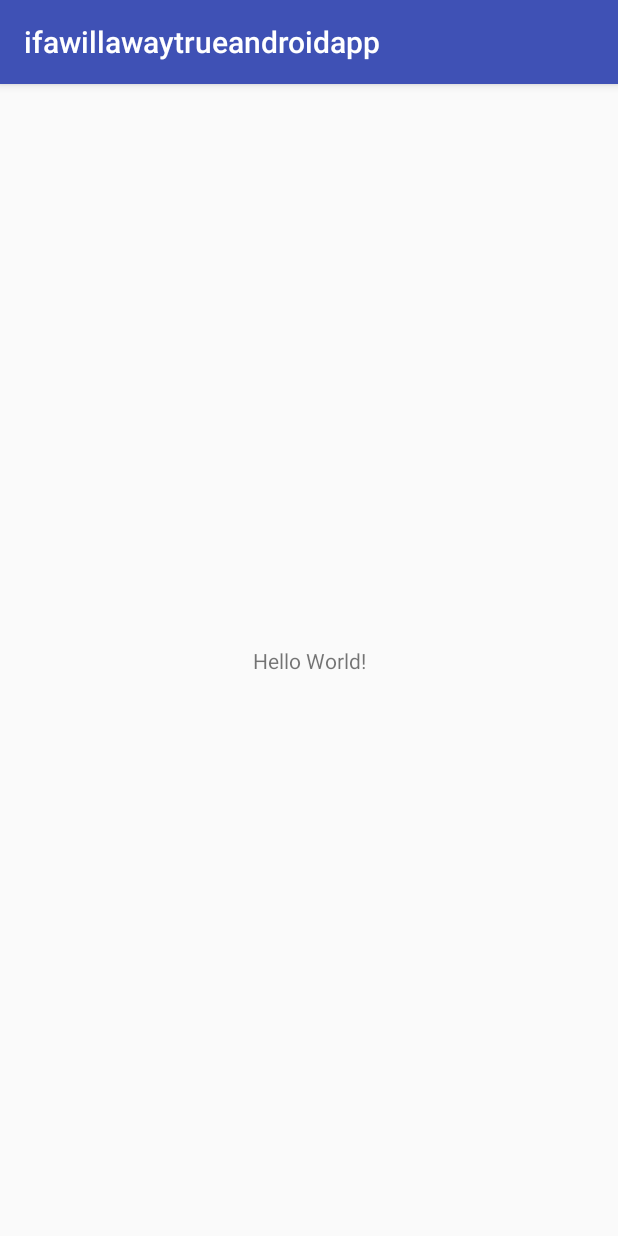
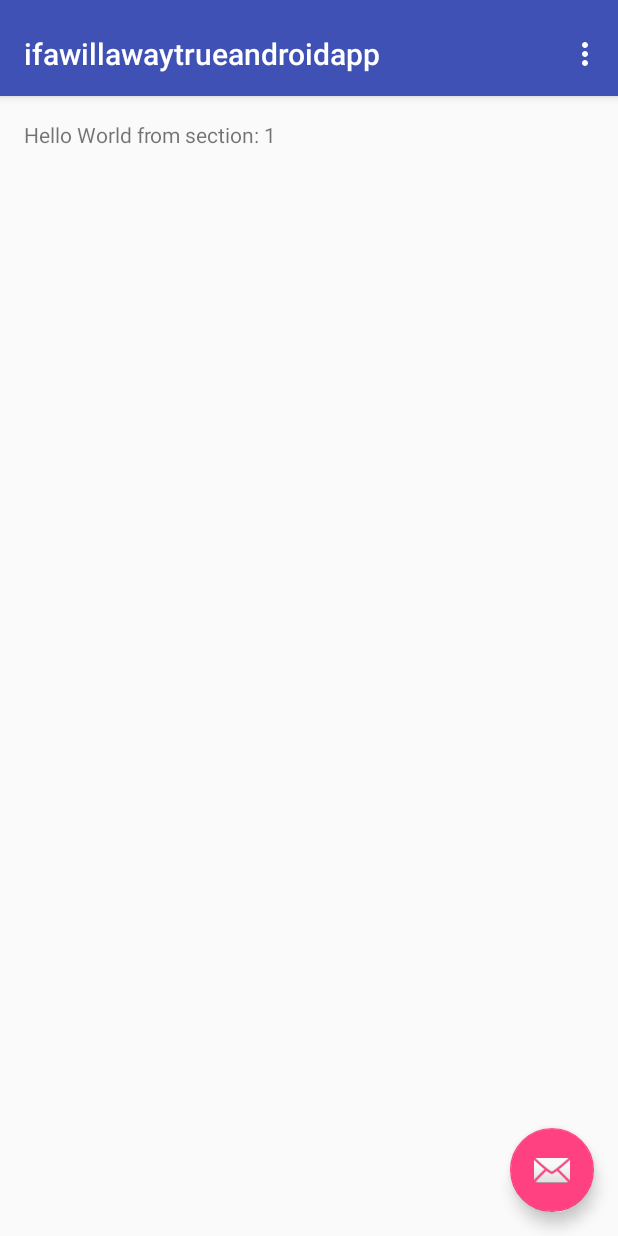
Before and after one commit to greasypenguins/ifawillawaytrueandroidapp, an Android app: the screen it shows after launch (MainActivity before the commit, TabActivity after it), on a phone screen of 412 x 824 dp. Run offline under Robolectric (Android 15) with nearby library versions, the phone set to English and light mode, and no system bars.

Commit message:
Added tab activity with empty fragments for putting stuff in different tabs

```diff
--- a/app/build.gradle
+++ b/app/build.gradle
@@ -22,6 +22,7 @@
     implementation fileTree(dir: 'libs', include: ['*.jar'])
     implementation 'com.android.support:appcompat-v7:26.1.0'
     implementation 'com.android.support.constraint:constraint-layout:1.0.2'
+    implementation 'com.android.support:design:26.1.0'
     testImplementation 'junit:junit:4.12'
     androidTestImplementation 'com.android.support.test:runner:1.0.1'
     androidTestImplementation 'com.android.support.test.espresso:espresso-core:3.0.1'
--- a/app/src/main/AndroidManifest.xml
+++ b/app/src/main/AndroidManifest.xml
@@ -16,6 +16,10 @@
                 <category android:name="android.intent.category.LAUNCHER" />
             </intent-filter>
         </activity>
+        <activity
+            android:name=".TabActivity"
+            android:label="@string/title_activity_tab"
+            android:theme="@style/AppTheme.NoActionBar"></activity>
     </application>
 
 </manifest>
--- a/app/src/main/java/tech/thinkharder/ifawillawaytrueandroidapp/MainActivity.java
+++ b/app/src/main/java/tech/thinkharder/ifawillawaytrueandroidapp/MainActivity.java
@@ -1,5 +1,6 @@
 package tech.thinkharder.ifawillawaytrueandroidapp;
 
+import android.content.Intent;
 import android.support.v7.app.AppCompatActivity;
 import android.os.Bundle;
 
@@ -9,5 +10,8 @@
     protected void onCreate(Bundle savedInstanceState) {
         super.onCreate(savedInstanceState);
         setContentView(R.layout.activity_main);
+
+        Intent intent = new Intent(this, TabActivity.class);
+        startActivity(intent);
     }
 }
--- /dev/null
+++ b/app/src/main/java/tech/thinkharder/ifawillawaytrueandroidapp/TabActivity.java
@@ -0,0 +1,145 @@
+package tech.thinkharder.ifawillawaytrueandroidapp;
+
+import android.support.design.widget.FloatingActionButton;
+import android.support.design.widget.Snackbar;
+import android.support.v7.app.AppCompatActivity;
+import android.support.v7.widget.Toolbar;
+
+import android.support.v4.app.Fragment;
+import android.support.v4.app.FragmentManager;
+import android.support.v4.app.FragmentPagerAdapter;
+import android.support.v4.view.ViewPager;
+import android.os.Bundle;
+import android.view.LayoutInflater;
+import android.view.Menu;
+import android.view.MenuItem;
+import android.view.View;
+import android.view.ViewGroup;
+
+import android.widget.TextView;
+
+public class TabActivity extends AppCompatActivity {
+
+    /**
+     * The {@link android.support.v4.view.PagerAdapter} that will provide
+     * fragments for each of the sections. We use a
+     * {@link FragmentPagerAdapter} derivative, which will keep every
+     * loaded fragment in memory. If this becomes too memory intensive, it
+     * may be best to switch to a
+     * {@link android.support.v4.app.FragmentStatePagerAdapter}.
+     */
+    private SectionsPagerAdapter mSectionsPagerAdapter;
+
+    /**
+     * The {@link ViewPager} that will host the section contents.
+     */
+    private ViewPager mViewPager;
+
+    @Override
+    protected void onCreate(Bundle savedInstanceState) {
+        super.onCreate(savedInstanceState);
+        setContentView(R.layout.activity_tab);
+
+        Toolbar toolbar = (Toolbar) findViewById(R.id.toolbar);
+        setSupportActionBar(toolbar);
+        // Create the adapter that will return a fragment for each of the three
+        // primary sections of the activity.
+        mSectionsPagerAdapter = new SectionsPagerAdapter(getSupportFragmentManager());
+
+        // Set up the ViewPager with the sections adapter.
+        mViewPager = (ViewPager) findViewById(R.id.container);
+        mViewPager.setAdapter(mSectionsPagerAdapter);
+
+        FloatingActionButton fab = (FloatingActionButton) findViewById(R.id.fab);
+        fab.setOnClickListener(new View.OnClickListener() {
+            @Override
+            public void onClick(View view) {
+                Snackbar.make(view, "Replace with your own action", Snackbar.LENGTH_LONG)
+                        .setAction("Action", null).show();
+            }
+        });
+
+    }
+
+
+    @Override
+    public boolean onCreateOptionsMenu(Menu menu) {
+        // Inflate the menu; this adds items to the action bar if it is present.
+        getMenuInflater().inflate(R.menu.menu_tab, menu);
+        return true;
+    }
+
+    @Override
+    public boolean onOptionsItemSelected(MenuItem item) {
+        // Handle action bar item clicks here. The action bar will
+        // automatically handle clicks on the Home/Up button, so long
+        // as you specify a parent activity in AndroidManifest.xml.
+        int id = item.getItemId();
+
+        //noinspection SimplifiableIfStatement
+        if (id == R.id.action_settings) {
+            return true;
+        }
+
+        return super.onOptionsItemSelected(item);
+    }
+
+    /**
+     * A placeholder fragment containing a simple view.
+     */
+    public static class PlaceholderFragment extends Fragment {
+        /**
+         * The fragment argument representing the section number for this
+         * fragment.
+         */
+        private static final String ARG_SECTION_NUMBER = "section_number";
+
+        public PlaceholderFragment() {
+        }
+
+        /**
+         * Returns a new instance of this fragment for the given section
+         * number.
+         */
+        public static PlaceholderFragment newInstance(int sectionNumber) {
+            PlaceholderFragment fragment = new PlaceholderFragment();
+            Bundle args = new Bundle();
+            args.putInt(ARG_SECTION_NUMBER, sectionNumber);
+            fragment.setArguments(args);
+            return fragment;
+        }
+
+        @Override
+        public View onCreateView(LayoutInflater inflater, ViewGroup container,
+                                 Bundle savedInstanceState) {
+            View rootView = inflater.inflate(R.layout.fragment_tab, container, false);
+            TextView textView = (TextView) rootView.findViewById(R.id.section_label);
+            textView.setText(getString(R.string.section_format, getArguments().getInt(ARG_SECTION_NUMBER)));
+            return rootView;
+        }
+    }
+
+    /**
+     * A {@link FragmentPagerAdapter} that returns a fragment corresponding to
+     * one of the sections/tabs/pages.
+     */
+    public class SectionsPagerAdapter extends FragmentPagerAdapter {
+
+        public SectionsPagerAdapter(FragmentManager fm) {
+            super(fm);
+        }
+
+        @Override
+        public Fragment getItem(int position) {
+            // getItem is called to instantiate the fragment for the given page.
+            // Return a PlaceholderFragment (defined as a static inner class below).
+            return PlaceholderFragment.newInstance(position + 1);
+        }
+
+        @Override
+        public int getCount() {
+            // Show 3 total pages.
+            return 3;
+        }
+    }
+}
--- a/app/src/main/res/layout/activity_main.xml
+++ b/app/src/main/res/layout/activity_main.xml
@@ -6,13 +6,7 @@
     android:layout_height="match_parent"
     tools:context="tech.thinkharder.ifawillawaytrueandroidapp.MainActivity">
 
-    <TextView
-        android:layout_width="wrap_content"
-        android:layout_height="wrap_content"
-        android:text="Hello World!"
-        app:layout_constraintBottom_toBottomOf="parent"
-        app:layout_constraintLeft_toLeftOf="parent"
-        app:layout_constraintRight_toRightOf="parent"
-        app:layout_constraintTop_toTopOf="parent" />
+
+
 
 </android.support.constraint.ConstraintLayout>
--- /dev/null
+++ b/app/src/main/res/layout/activity_tab.xml
@@ -0,0 +1,46 @@
+<?xml version="1.0" encoding="utf-8"?>
+<android.support.design.widget.CoordinatorLayout xmlns:android="http://schemas.android.com/apk/res/android"
+    xmlns:app="http://schemas.android.com/apk/res-auto"
+    xmlns:tools="http://schemas.android.com/tools"
+    android:id="@+id/main_content"
+    android:layout_width="match_parent"
+    android:layout_height="match_parent"
+    android:fitsSystemWindows="true"
+    tools:context="tech.thinkharder.ifawillawaytrueandroidapp.TabActivity">
+
+    <android.support.design.widget.AppBarLayout
+        android:id="@+id/appbar"
+        android:layout_width="match_parent"
+        android:layout_height="wrap_content"
+        android:paddingTop="@dimen/appbar_padding_top"
+        android:theme="@style/AppTheme.AppBarOverlay">
+
+        <android.support.v7.widget.Toolbar
+            android:id="@+id/toolbar"
+            android:layout_width="match_parent"
+            android:layout_height="?attr/actionBarSize"
+            android:layout_weight="1"
+            android:background="?attr/colorPrimary"
+            app:layout_scrollFlags="scroll|enterAlways"
+            app:popupTheme="@style/AppTheme.PopupOverlay"
+            app:title="@string/app_name">
+
+        </android.support.v7.widget.Toolbar>
+
+    </android.support.design.widget.AppBarLayout>
+
+    <android.support.v4.view.ViewPager
+        android:id="@+id/container"
+        android:layout_width="match_parent"
+        android:layout_height="match_parent"
+        app:layout_behavior="@string/appbar_scrolling_view_behavior" />
+
+    <android.support.design.widget.FloatingActionButton
+        android:id="@+id/fab"
+        android:layout_width="wrap_content"
+        android:layout_height="wrap_content"
+        android:layout_gravity="end|bottom"
+        android:layout_margin="@dimen/fab_margin"
+        app:srcCompat="@android:drawable/ic_dialog_email" />
+
+</android.support.design.widget.CoordinatorLayout>
--- /dev/null
+++ b/app/src/main/res/layout/fragment_tab.xml
@@ -0,0 +1,22 @@
+<android.support.constraint.ConstraintLayout xmlns:android="http://schemas.android.com/apk/res/android"
+    xmlns:app="http://schemas.android.com/apk/res-auto"
+    xmlns:tools="http://schemas.android.com/tools"
+    android:id="@+id/constraintLayout"
+    android:layout_width="match_parent"
+    android:layout_height="match_parent"
+    tools:context="tech.thinkharder.ifawillawaytrueandroidapp.TabActivity$PlaceholderFragment">
+
+    <TextView
+        android:id="@+id/section_label"
+        android:layout_width="wrap_content"
+        android:layout_height="wrap_content"
+        android:layout_marginBottom="@dimen/activity_vertical_margin"
+        android:layout_marginEnd="@dimen/activity_horizontal_margin"
+        android:layout_marginStart="@dimen/activity_horizontal_margin"
+        android:layout_marginTop="@dimen/activity_vertical_margin"
+        app:layout_constraintLeft_toLeftOf="parent"
+        app:layout_constraintTop_toTopOf="@+id/constraintLayout"
+        tools:layout_constraintLeft_creator="1"
+        tools:layout_constraintTop_creator="1" />
+
+</android.support.constraint.ConstraintLayout>
--- /dev/null
+++ b/app/src/main/res/layout/fragment_tab2.xml
@@ -0,0 +1,22 @@
+<android.support.constraint.ConstraintLayout xmlns:android="http://schemas.android.com/apk/res/android"
+    xmlns:app="http://schemas.android.com/apk/res-auto"
+    xmlns:tools="http://schemas.android.com/tools"
+    android:id="@+id/constraintLayout"
+    android:layout_width="match_parent"
+    android:layout_height="match_parent"
+    tools:context="tech.thinkharder.ifawillawaytrueandroidapp.TabActivity$PlaceholderFragment">
+
+    <TextView
+        android:id="@+id/section_label"
+        android:layout_width="wrap_content"
+        android:layout_height="wrap_content"
+        android:layout_marginBottom="@dimen/activity_vertical_margin"
+        android:layout_marginEnd="@dimen/activity_horizontal_margin"
+        android:layout_marginStart="@dimen/activity_horizontal_margin"
+        android:layout_marginTop="@dimen/activity_vertical_margin"
+        app:layout_constraintLeft_toLeftOf="parent"
+        app:layout_constraintTop_toTopOf="@+id/constraintLayout"
+        tools:layout_constraintLeft_creator="1"
+        tools:layout_constraintTop_creator="1" />
+
+</android.support.constraint.ConstraintLayout>
--- /dev/null
+++ b/app/src/main/res/menu/menu_tab.xml
@@ -0,0 +1,10 @@
+<menu xmlns:android="http://schemas.android.com/apk/res/android"
+    xmlns:app="http://schemas.android.com/apk/res-auto"
+    xmlns:tools="http://schemas.android.com/tools"
+    tools:context="tech.thinkharder.ifawillawaytrueandroidapp.TabActivity">
+    <item
+        android:id="@+id/action_settings"
+        android:orderInCategory="100"
+        android:title="@string/action_settings"
+        app:showAsAction="never" />
+</menu>
--- /dev/null
+++ b/app/src/main/res/values-w820dp/dimens.xml
@@ -0,0 +1,6 @@
+<resources>
+    <!-- Example customization of dimensions originally defined in res/values/dimens.xml
+         (such as screen margins) for screens with more than 820dp of available width. This
+         would include 7" and 10" devices in landscape (~960dp and ~1280dp respectively). -->
+    <dimen name="activity_horizontal_margin">64dp</dimen>
+</resources>
--- /dev/null
+++ b/app/src/main/res/values/dimens.xml
@@ -0,0 +1,7 @@
+<resources>
+    <!-- Default screen margins, per the Android Design guidelines. -->
+    <dimen name="activity_horizontal_margin">16dp</dimen>
+    <dimen name="activity_vertical_margin">16dp</dimen>
+    <dimen name="fab_margin">16dp</dimen>
+    <dimen name="appbar_padding_top">8dp</dimen>
+</resources>
--- a/app/src/main/res/values/strings.xml
+++ b/app/src/main/res/values/strings.xml
@@ -1,3 +1,6 @@
 <resources>
     <string name="app_name">ifawillawaytrueandroidapp</string>
+    <string name="title_activity_tab">TabActivity</string>
+    <string name="action_settings">Settings</string>
+    <string name="section_format">Hello World from section: %1$d</string>
 </resources>
--- a/app/src/main/res/values/styles.xml
+++ b/app/src/main/res/values/styles.xml
@@ -8,4 +8,13 @@
         <item name="colorAccent">@color/colorAccent</item>
     </style>
 
+    <style name="AppTheme.NoActionBar">
+        <item name="windowActionBar">false</item>
+        <item name="windowNoTitle">true</item>
+    </style>
+
+    <style name="AppTheme.AppBarOverlay" parent="ThemeOverlay.AppCompat.Dark.ActionBar" />
+
+    <style name="AppTheme.PopupOverlay" parent="ThemeOverlay.AppCompat.Light" />
+
 </resources>
```
